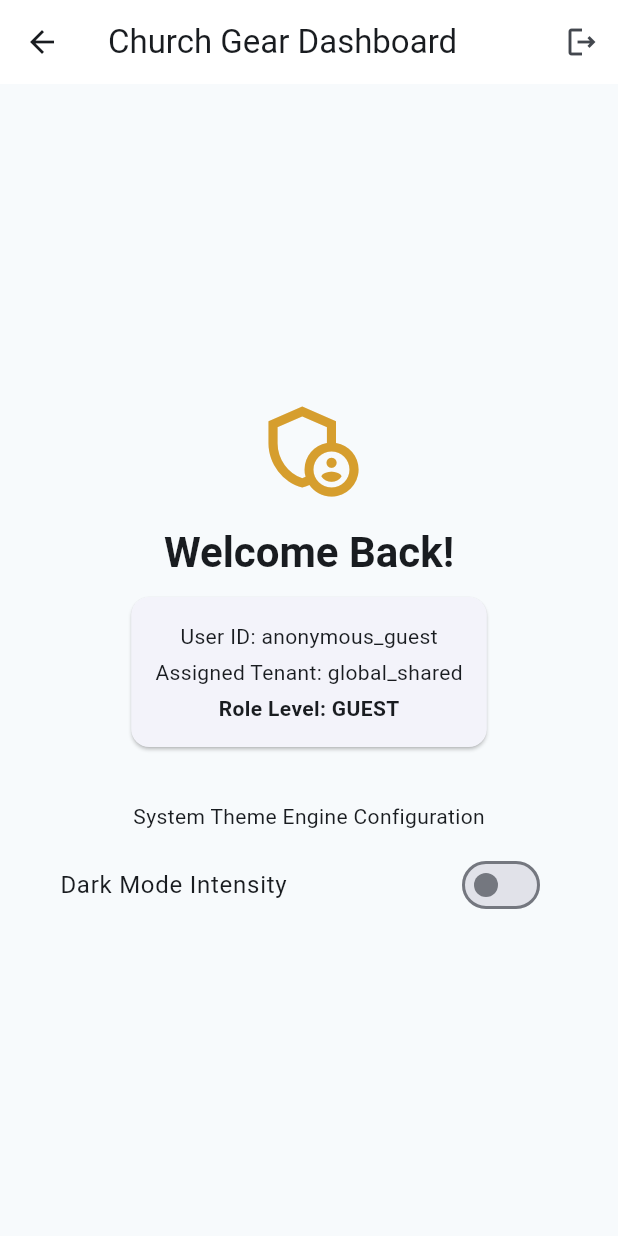
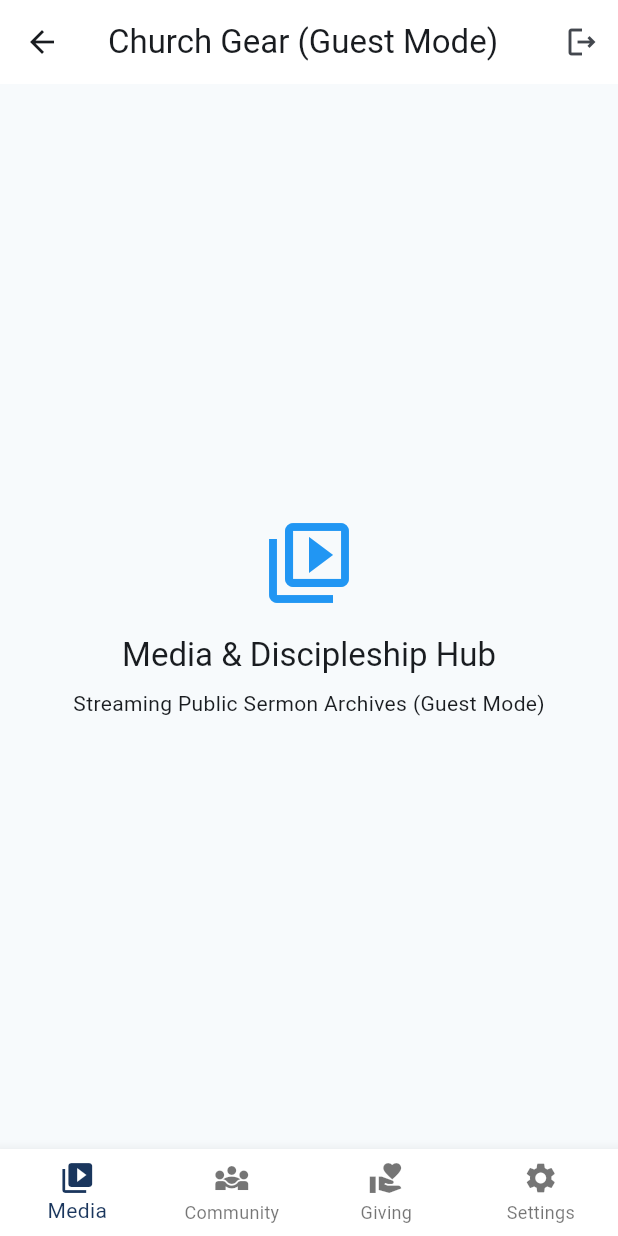
Before and after one commit to EmmanuelAbolade/church_gear, a Flutter app: the DashboardScreen screen opened directly, on a phone screen of 412 x 824 dp. Run offline on Flutter 3.47's test engine with Material 3 defaults, Android fonts, the phone set to English and light mode, and no system bars; our stand-ins replace equatable, flutter_bloc, flutter_dotenv, flutter_secure_storage, supabase_flutter; accounts and stored records are empty.

Commit message:
test: implement widget navigation verification tests for core presentation shell

```diff
--- a/lib/presentation/dashboard_screen.dart
+++ b/lib/presentation/dashboard_screen.dart
@@ -5,72 +5,95 @@ import 'package:flutter_bloc/flutter_bloc.dart';
 import '../logic/auth_bloc/auth_bloc.dart';
 import '../logic/theme_bloc/theme_bloc.dart';
 
-class DashboardScreen extends StatelessWidget {
+class DashboardScreen extends StatefulWidget {
   const DashboardScreen({super.key});
+
+  @override
+  State<DashboardScreen> createState() => _DashboardScreenState();
+}
+
+class _DashboardScreenState extends State<DashboardScreen> {
+  int _currentIndex = 0;
 
   @override
   Widget build(BuildContext context) {
     final currentSession = context.watch<AuthBloc>().state.session;
+    final isGuest = currentSession.userRole.name.toLowerCase() == 'guest';
 
-    return Scaffold(
-      appBar: AppBar(
-        title: const Text('Church Gear Dashboard'),
-        actions: [
-          IconButton(
-            icon: const Icon(Icons.logout_outlined),
-            onPressed: () {
-              context.read<AuthBloc>().add(LogoutRequestedEvent());
-            },
-          ),
+    // 💡 Dynamic screens array representing our 4 core modules
+    final List<Widget> screens = [
+      // Module 1: Media & Discipleship View Placeholder
+      Center(
+        child: Column(
+          mainAxisAlignment: MainAxisAlignment.center,
+          children: [
+            const Icon(Icons.video_library_outlined, size: 64, color: Colors.blue),
+            const SizedBox(height: 16),
+            Text('Media & Discipleship Hub', style: Theme.of(context).textTheme.titleLarge),
+            const SizedBox(height: 8),
+            Text(isGuest ? 'Streaming Public Sermon Archives (Guest Mode)' : 'Accessing Church Library'),
           ],
         ),
-      body: Center(
-        child: Padding(
+      ),
+
+      // Module 2: Community & Connection View Placeholder
+      Center(
+        child: Column(
+          mainAxisAlignment: MainAxisAlignment.center,
+          children: [
+            const Icon(Icons.people_alt_outlined, size: 64, color: Colors.green),
+            const SizedBox(height: 16),
+            Text('Community Directory', style: Theme.of(context).textTheme.titleLarge),
+            const SizedBox(height: 8),
+            Text(isGuest ? 'Sign in to access interactive member directories' : 'Connected to Small Groups'),
+          ],
+        ),
+      ),
+
+      // Module 3: Operations & Engagement View Placeholder
+      Center(
+        child: Column(
+          mainAxisAlignment: MainAxisAlignment.center,
+          children: [
+            const Icon(Icons.volunteer_activism_outlined, size: 64, color: Colors.orange),
+            const SizedBox(height: 16),
+            Text('Giving & Operations Portal', style: Theme.of(context).textTheme.titleLarge),
+          ],
+        ),
+      ),
+
+      // Module 4: Settings & Configuration Hub
+      Padding(
         padding: const EdgeInsets.all(24.0),
         child: Column(
           mainAxisAlignment: MainAxisAlignment.center,
           children: [
-              Icon(
-                Icons.admin_panel_settings_outlined,
-                size: 72,
-                color: Theme.of(context).colorScheme.secondary,
-              ),
+            Icon(Icons.badge_outlined, size: 64, color: Theme.of(context).colorScheme.secondary),
             const SizedBox(height: 16),
-              Text(
-                'Welcome Back!',
-                style: Theme.of(context).textTheme.headlineMedium?.copyWith(
-                      fontWeight: FontWeight.bold,
-                    ),
-              ),
-              const SizedBox(height: 8),
             Card(
               child: Padding(
                 padding: const EdgeInsets.all(16.0),
                 child: Column(
                   children: [
-                      Text('User ID: ${currentSession.userId}'),
+                    Text('User Identity ID: ${currentSession.userId}'),
                     const SizedBox(height: 4),
-                      Text('Assigned Tenant: ${currentSession.tenantId}'),
+                    Text('Active Workspace Tenant: ${currentSession.tenantId}'),
                     const SizedBox(height: 4),
                     Text(
-                        'Role Level: ${currentSession.userRole.name.toUpperCase()}',
+                      'Access Scope: ${currentSession.userRole.name.toUpperCase()}',
                       style: const TextStyle(fontWeight: FontWeight.bold),
                     ),
                   ],
                 ),
               ),
             ),
-              const SizedBox(height: 32),
-              const Text('System Theme Engine Configuration'),
-              const SizedBox(height: 8),
-              // Unified theme toggles
+            const SizedBox(height: 24),
             BlocBuilder<ThemeBloc, ThemeState>(
               builder: (context, themeState) {
                 return SwitchListTile(
                   title: const Text('Dark Mode Intensity'),
                   value: themeState.isDarkMode,
                   onChanged: (value) {
-                      // 💡 FIXED: Dispatches your exact, existing theme adjustment event contract
                     context.read<ThemeBloc>().add(
                           ChangeThemeEvent(
                             themeMode: themeState.themeMode,
@@ -84,6 +107,47 @@ class DashboardScreen extends StatelessWidget {
           ],
         ),
       ),
+    ];
+
+    return Scaffold(
+      appBar: AppBar(
+        title: Text(isGuest ? 'Church Gear (Guest Mode)' : 'Church Gear Workspace'),
+        actions: [
+          IconButton(
+            icon: const Icon(Icons.logout_outlined),
+            onPressed: () {
+              context.read<AuthBloc>().add(LogoutRequestedEvent());
+            },
+          ),
+        ],
+      ),
+      body: screens[_currentIndex],
+      bottomNavigationBar: BottomNavigationBar(
+        currentIndex: _currentIndex,
+        onTap: (index) {
+          setState(() {
+            _currentIndex = index;
+          });
+        },
+        type: BottomNavigationBarType.fixed,
+        items: const [
+          BottomNavigationBarItem(
+            icon: Icon(Icons.video_library),
+            label: 'Media',
+          ),
+          BottomNavigationBarItem(
+            icon: Icon(Icons.diversity_3),
+            label: 'Community',
+          ),
+          BottomNavigationBarItem(
+            icon: Icon(Icons.volunteer_activism),
+            label: 'Giving',
+          ),
+          BottomNavigationBarItem(
+            icon: Icon(Icons.settings),
+            label: 'Settings',
+          ),
+        ],
       ),
     );
   }
```
Also changed, not shown: 1 other file. Lines whose indentation alone changed are shown as unchanged.
